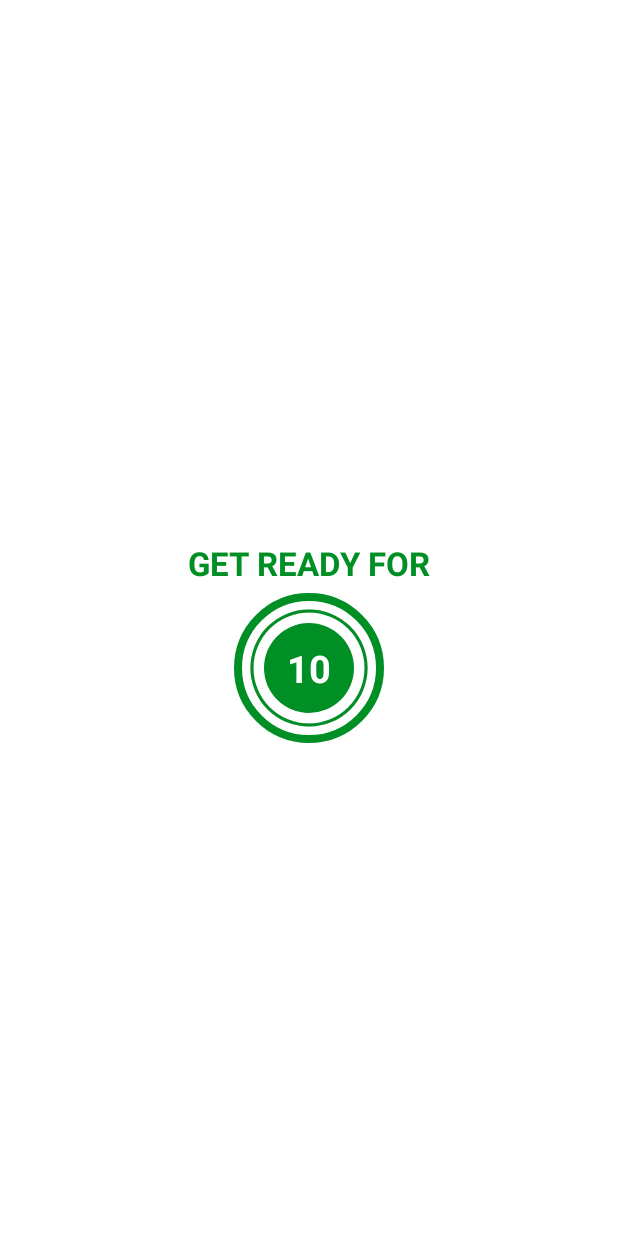
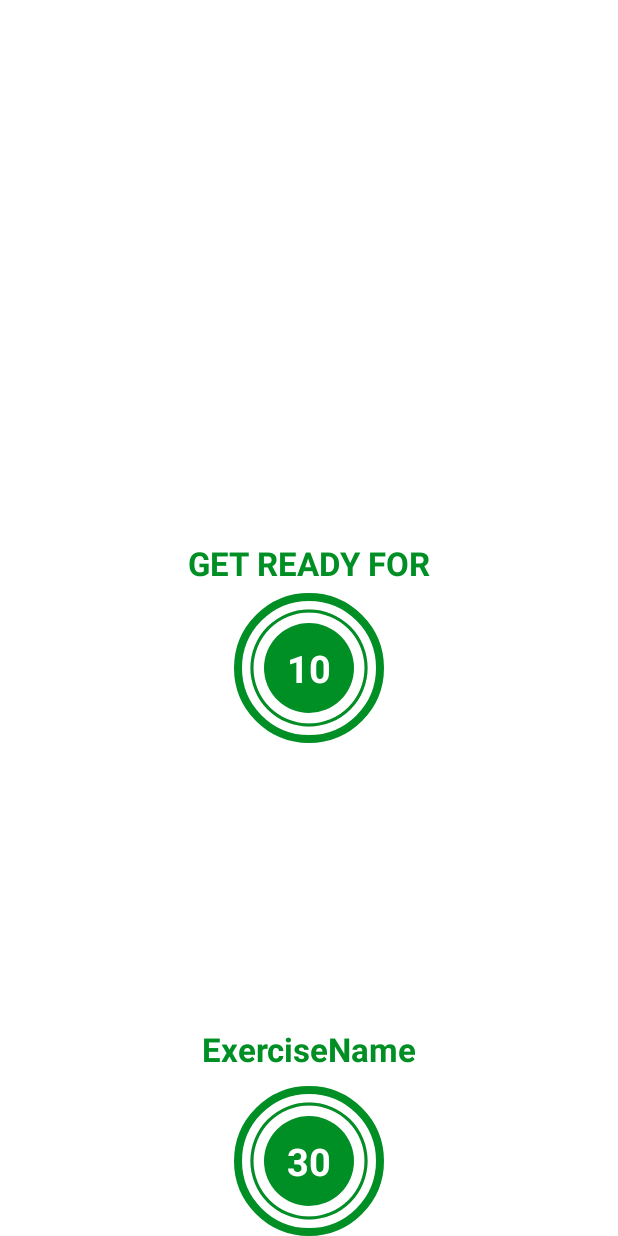
Before and after one commit to ngochungle1331/7MinutesWorkout, an Android app: the layout activity_exercise.xml on its own in the app's theme, with its tools: preview values and no code run, on a phone screen of 412 x 824 dp. Run offline under Robolectric (Android 15) with nearby library versions, the phone set to English and light mode, and no system bars.

Commit message:
add exercises

```diff
--- a/app/src/main/res/layout/activity_exercise.xml
+++ b/app/src/main/res/layout/activity_exercise.xml
@@ -24,14 +24,14 @@
         android:textSize="@dimen/default_button_text_size"
         android:textColor="@color/colorAccent"
         android:textStyle="bold"
-        app:layout_constraintBottom_toTopOf="@id/flProgressBar"
+        app:layout_constraintBottom_toTopOf="@id/flRestView"
         app:layout_constraintEnd_toEndOf="parent"
         app:layout_constraintStart_toStartOf="parent"
         android:paddingBottom="5dp"
         />
 
     <FrameLayout
-        android:id="@+id/flProgressBar"
+        android:id="@+id/flRestView"
         android:layout_width="100dp"
         android:layout_height="100dp"
         android:layout_marginTop="10dp"
@@ -73,4 +73,75 @@
 
     </FrameLayout>
 
+    <ImageView
+        android:id="@+id/ivImage"
+        android:layout_width="match_parent"
+        android:layout_height="0dp"
+        android:scaleType="fitXY"
+        android:src="@drawable/ic_jumping_jacks"
+        android:visibility="invisible"
+        app:layout_constraintBottom_toTopOf="@id/tvExerciseName"
+        app:layout_constraintTop_toBottomOf="@id/toolbarExercise" />
+
+    <TextView
+        android:id="@+id/tvExerciseName"
+        android:layout_width="wrap_content"
+        android:layout_height="wrap_content"
+        android:text="ExerciseName"
+        android:textColor="@color/colorAccent"
+        android:textStyle="bold"
+        android:textSize="22sp"
+        android:visibility="gone"
+        app:layout_constraintEnd_toEndOf="parent"
+        app:layout_constraintStart_toStartOf="parent"
+        app:layout_constraintTop_toBottomOf="@+id/ivImage"
+        tools:visibility="visible" />
+
+    <FrameLayout
+        android:id="@+id/flExerciseView"
+        android:layout_width="100dp"
+        android:layout_height="100dp"
+        android:layout_marginTop="10dp"
+        android:visibility="gone"
+        tools:visibility="visible"
+        android:background="@drawable/item_circular_color_accent_border"
+        app:layout_constraintBottom_toBottomOf="parent"
+        app:layout_constraintStart_toStartOf="parent"
+        app:layout_constraintEnd_toEndOf="parent"
+        app:layout_constraintTop_toBottomOf="@id/tvExerciseName">
+
+        <ProgressBar
+            android:id="@+id/progressBarExercise"
+            style="?android:attr/progressBarStyleHorizontal"
+            android:layout_width="100dp"
+            android:layout_height="100dp"
+            android:layout_gravity="center"
+            android:background="@drawable/circular_progress_grey"
+            android:progressDrawable="@drawable/circular_progress_bar"
+            android:indeterminate="false"
+            android:max="30"
+            android:progress="300"
+            android:rotation="-90"/>
+
+        <LinearLayout
+            android:layout_width="60dp"
+            android:layout_height="60dp"
+            android:layout_gravity="center"
+            android:background="@drawable/item_circular_color_accent_background"
+            android:gravity="center">
+            <TextView
+                android:id="@+id/tvTimerExercise"
+                android:layout_width="wrap_content"
+                android:layout_height="wrap_content"
+                android:textColor="#FFFFFF"
+                android:textSize="25sp"
+                android:textStyle="bold"
+                android:text="30"/>
+
+        </LinearLayout>
+
+    </FrameLayout>
+
+
+
 </androidx.constraintlayout.widget.ConstraintLayout>
```
Also changed, not shown: app/src/main/java/com/example/a7minutesworkout/Constants.kt (added, +60 -0 lines), app/src/main/java/com/example/a7minutesworkout/ExerciseActivity.kt (+64 -1 lines), app/src/main/java/com/example/a7minutesworkout/ExerciseModel.kt (added, +51 -0 lines), app/src/main/res/drawable-v24/ic_abdominal_crunch.png (added), app/src/main/res/drawable-v24/ic_high_knees_running_in_place.png (added), app/src/main/res/drawable-v24/ic_jumping_jacks.png (added), app/src/main/res/drawable-v24/ic_lunge.png (added), app/src/main/res/drawable-v24/ic_plank.png (added), app/src/main/res/drawable-v24/ic_push_up.png (added), app/src/main/res/drawable-v24/ic_push_up_and_rotation.png (added), app/src/main/res/drawable-v24/ic_side_plank.png (added), app/src/main/res/drawable-v24/ic_squat.png (added), app/src/main/res/drawable-v24/ic_step_up_onto_chair.png (added), app/src/main/res/drawable-v24/ic_triceps_dip_on_chair.png (added), 1 more files.
